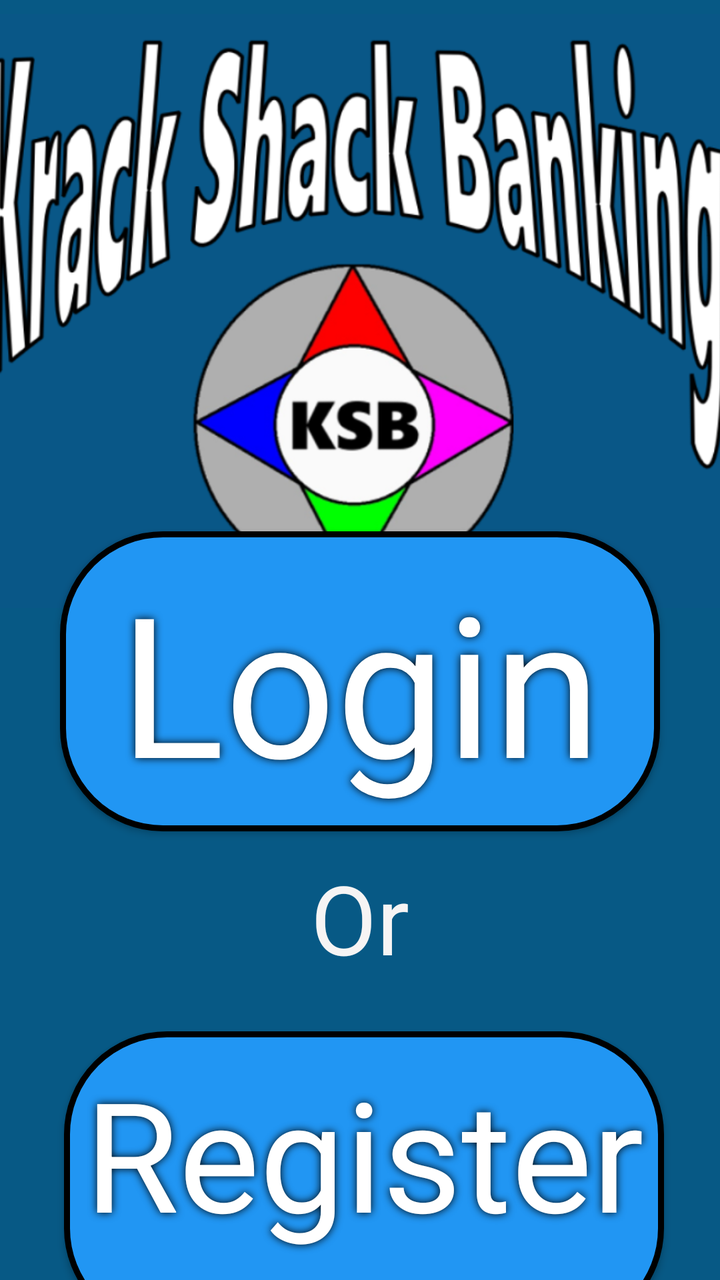
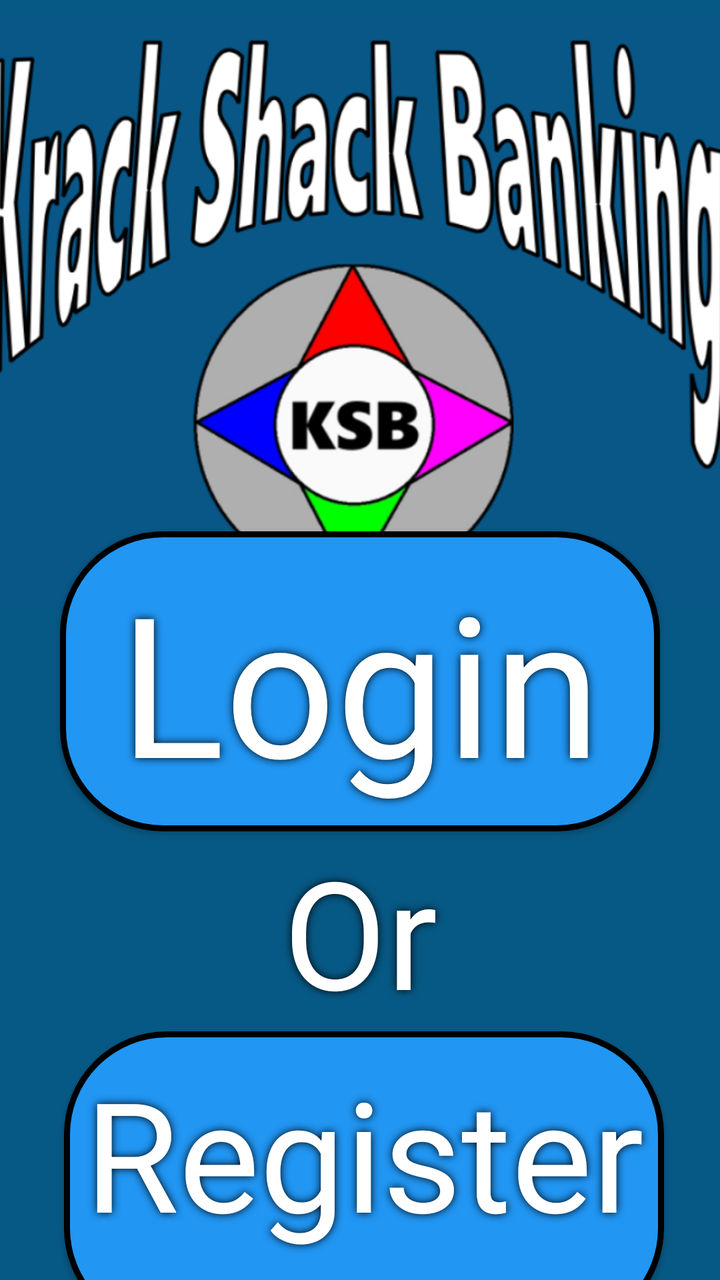

Two renders of the same Android screen: before a commit and after it. Below are the layout's source before the change and the commit's diff.
<!-- AndroidManifest.xml: application theme Theme.KracKShacKBanking -->
<!-- res/layout/activity_main.xml -->
<?xml version="1.0" encoding="utf-8"?>
<androidx.constraintlayout.widget.ConstraintLayout xmlns:android="http://schemas.android.com/apk/res/android"
    xmlns:app="http://schemas.android.com/apk/res-auto"
    xmlns:tools="http://schemas.android.com/tools"
    android:id="@+id/main"
    android:layout_width="match_parent"
    android:layout_height="match_parent"
    android:background="@color/maincolour"
    android:theme="@style/Theme.AppCompat"
    tools:context=".MainActivity">

    <ImageView
        android:id="@+id/imgBanner"
        android:layout_width="412dp"
        android:layout_height="311dp"
        app:layout_constraintEnd_toEndOf="parent"
        app:layout_constraintStart_toStartOf="parent"
        app:layout_constraintTop_toTopOf="parent"
        app:srcCompat="@drawable/banner" />

    <androidx.appcompat.widget.AppCompatButton
        android:id="@+id/btnLogin"
        android:layout_width="300dp"
        android:layout_height="150dp"
        android:layout_marginStart="50dp"
        android:layout_marginTop="30dp"
        android:layout_marginEnd="50dp"
        android:layout_marginBottom="50dp"
        android:background="@drawable/format_button"
        app:layout_constraintBottom_toTopOf="@+id/btnRegister"
        app:layout_constraintEnd_toEndOf="parent"
        app:layout_constraintStart_toStartOf="parent"
        app:layout_constraintTop_toBottomOf="@+id/imgBanner" />

    <androidx.appcompat.widget.AppCompatButton
        android:id="@+id/btnRegister"
        android:layout_width="300dp"
        android:layout_height="150dp"
        android:layout_marginStart="50dp"
        android:layout_marginTop="50dp"
        android:layout_marginEnd="50dp"
        android:layout_marginBottom="50dp"
        android:background="@drawable/format_button"
        app:layout_constraintBottom_toBottomOf="parent"
        app:layout_constraintEnd_toEndOf="parent"
        app:layout_constraintHorizontal_bias="0.454"
        app:layout_constraintStart_toStartOf="parent"
        app:layout_constraintTop_toBottomOf="@+id/btnLogin" />

    <TextView
        android:id="@+id/txtLogin"
        android:layout_width="@+id/btnLogin"
        android:layout_height="@+id/btnLogin"
        android:autoSizeTextType="uniform"
        android:elevation="5dp"
        android:paddingStart="10dp"
        android:paddingTop="10dp"
        android:paddingEnd="10dp"
        android:paddingBottom="10dp"
        android:shadowColor="@color/black"
        android:shadowDx="0.0"
        android:shadowDy="0.0"
        android:shadowRadius="10.0"
        android:background="@drawable/format_button_text"
        android:text="@string/login"
        android:textAlignment="center"
        android:textColor="@color/white"
        app:layout_constraintBottom_toBottomOf="@id/btnLogin"
        app:layout_constraintEnd_toEndOf="@+id/btnLogin"
        app:layout_constraintStart_toStartOf="@+id/btnLogin"
        app:layout_constraintTop_toTopOf="@+id/btnLogin" />

    <TextView
        android:id="@+id/txtRegister"
        android:layout_width="@+id/btnRegister"
        android:layout_height="@+id/btnRegister"
        android:autoSizeTextType="uniform"
        android:background="@drawable/format_button_text"
        android:elevation="5dp"
        android:paddingStart="10dp"
        android:paddingTop="10dp"
        android:paddingEnd="10dp"
        android:paddingBottom="10dp"
        android:shadowColor="@color/black"
        android:shadowDx="0.0"
        android:shadowDy="0.0"
        android:shadowRadius="10.0"
        android:text="@string/register"
        android:textAlignment="center"
        android:textColor="@color/white"
        app:layout_constraintBottom_toBottomOf="@id/btnRegister"
        app:layout_constraintEnd_toEndOf="@+id/btnRegister"
        app:layout_constraintStart_toStartOf="@+id/btnRegister"
        app:layout_constraintTop_toTopOf="@+id/btnRegister" />

    <TextView
        android:id="@+id/textView"
        android:layout_width="79dp"
        android:layout_height="62dp"
        android:layout_marginStart="166dp"
        android:layout_marginTop="11dp"
        android:layout_marginEnd="166dp"
        android:layout_marginBottom="27dp"
        android:gravity="center_horizontal|center_vertical"
        android:text="@string/Or"
        android:textColor="#F6F4F4"
        android:textSize="48sp"
        app:layout_constraintBottom_toTopOf="@+id/btnRegister"
        app:layout_constraintEnd_toEndOf="parent"
        app:layout_constraintStart_toStartOf="parent"
        app:layout_constraintTop_toBottomOf="@+id/btnLogin" />

</androidx.constraintlayout.widget.ConstraintLayout>
<!-- resources referenced by this layout -->
<resources>
  <color name="black">#000000</color>
  <color name="maincolour">#075985</color>
  <color name="white">#FFFFFF</color>
  <!-- drawable banner: png bitmap (drawable, 183225 bytes) -->
  <!-- drawable format_button (drawable) -->
  <?xml version="1.0" encoding="utf-8"?>
  <selector xmlns:android="http://schemas.android.com/apk/res/android">
      <item android:state_enabled="true">
          <shape android:shape="rectangle">
              <solid android:color="@color/primary" />
              <stroke
                  android:width="3dp"
                  android:color="@color/black" />
              <corners android:radius="50dp" />
              <padding
                  android:left="50dp"
                  android:top="50dp"
                  android:right="50dp"
                  android:bottom="50dp" />
          </shape>
      </item>
  </selector>
  <!-- drawable format_button_text (drawable) -->
  <?xml version="1.0" encoding="utf-8"?>
  <layer-list xmlns:android="http://schemas.android.com/apk/res/android">
      <item
          android:bottom="4dp"
          android:left="4dp"
          android:right="4dp"
          android:top="4dp">
          <shape android:shape="rectangle">
              <solid android:color="@color/transparent" />
              <corners android:radius="30dp" />
              <padding
                  android:bottom="50dp"
                  android:left="50dp"
                  android:right="50dp"
                  android:top="50dp" />
          </shape>
      </item>
  </layer-list>
  <string name="Or">Or</string>
  <string name="login">Login</string>
  <string name="register">Register</string>
  <style name="Theme.KracKShacKBanking" parent="Theme.Material3.DayNight.NoActionBar">
          <item name="colorPrimary">@color/primary</item>
          <item name="colorPrimaryVariant">@color/primary_dark</item>
          <item name="colorOnPrimary">@color/white</item>
          <item name="colorSecondary">@color/secondary</item>
          <item name="colorSecondaryVariant">@color/secondary_dark</item>
          <item name="colorOnSecondary">@color/black</item>
          <item name="android:statusBarColor">@color/primary</item>
          <item name="android:navigationBarColor">@color/primary</item>
          <item name="android:windowLightStatusBar">false</item>
  
      </style>
  <color name="primary">#2196F3</color>
  <color name="transparent">#00000000</color>
  <color name="primary_dark">#1976D2</color>
  <color name="secondary">#FFC107</color>
  <color name="secondary_dark">#FFA000</color>
</resources>

<!-- the commit's change to res/layout/activity_main.xml (unified diff, before → after) -->
@@ -95,16 +95,20 @@
 
     <TextView
         android:id="@+id/textView"
-        android:layout_width="79dp"
-        android:layout_height="62dp"
-        android:layout_marginStart="166dp"
-        android:layout_marginTop="11dp"
-        android:layout_marginEnd="166dp"
-        android:layout_marginBottom="27dp"
-        android:gravity="center_horizontal|center_vertical"
+        android:layout_width="100dp"
+        android:layout_height="100dp"
+        android:layout_marginStart="100dp"
+        android:layout_marginTop="10dp"
+        android:layout_marginEnd="100dp"
+        android:layout_marginBottom="10dp"
+        android:gravity="center_horizontal"
         android:text="@string/Or"
-        android:textColor="#F6F4F4"
-        android:textSize="48sp"
+        android:textColor="@color/white"
+       android:autoSizeTextType="uniform"
+        android:shadowColor="@color/black"
+        android:shadowDx="0.0"
+        android:shadowDy="0.0"
+        android:shadowRadius="10.0"
         app:layout_constraintBottom_toTopOf="@+id/btnRegister"
         app:layout_constraintEnd_toEndOf="parent"
         app:layout_constraintStart_toStartOf="parent"
